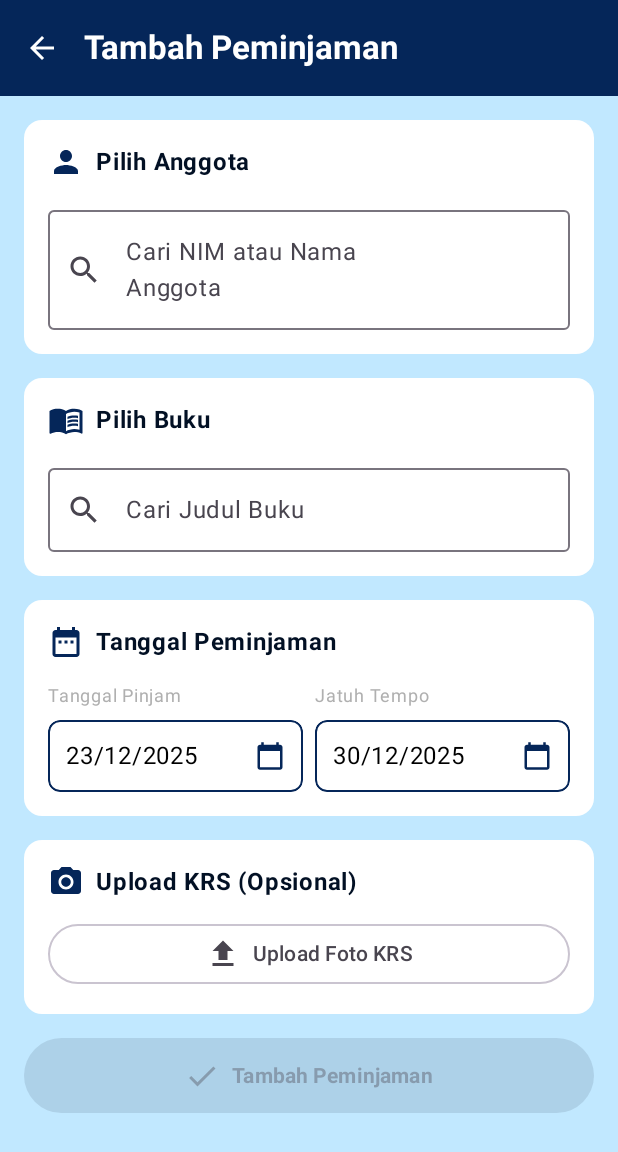
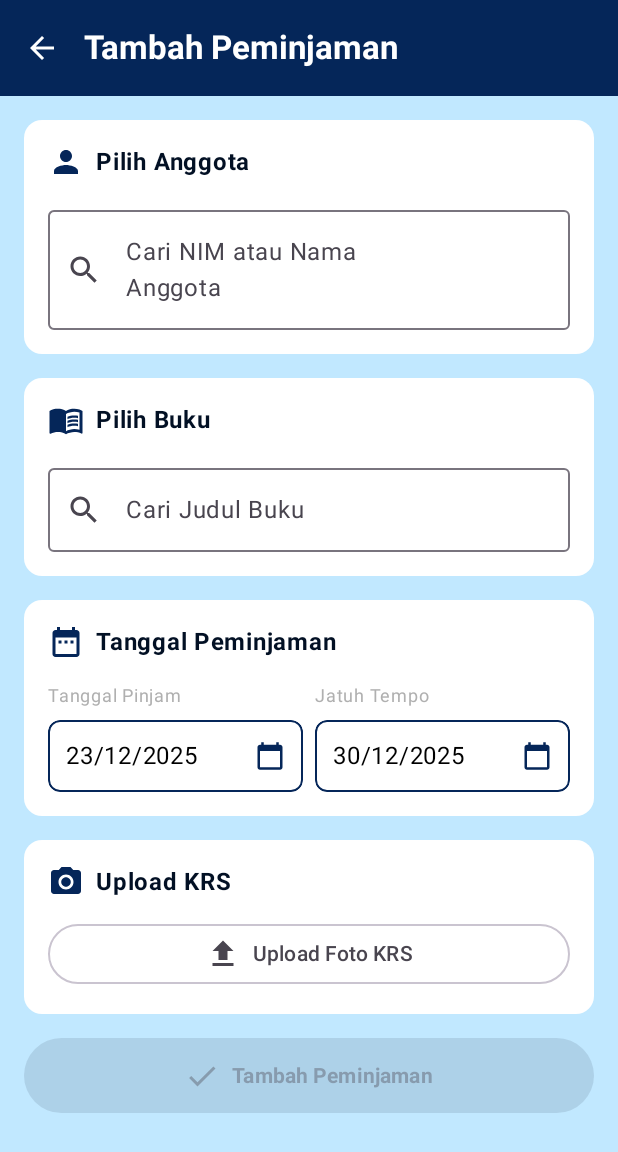
Before and after one commit to watdhill/Andalib_PTB, an Android app built with Jetpack Compose: the composable BorrowingScreen shown on its own in the app's theme, after a tap on "Tambah", on a phone screen of 412 x 824 dp. Shown: the top 1152 px of the screen. Run offline under Robolectric (Android 15) with nearby library versions, the phone set to English and light mode, and no system bars; network calls fail; pictures from the network do not load.

```diff
--- a/app/src/main/java/com/example/andalib/MainActivity.kt
+++ b/app/src/main/java/com/example/andalib/MainActivity.kt
@@ -51,14 +51,14 @@ class MainActivity : ComponentActivity() {
 
         enableEdgeToEdge()
         setContent {
-            // ThemePreferences harus dibuat DI dalam setContent (Composable scope)
+
             val themePrefs = remember { ThemePreferences(applicationContext) }
             val isDark by themePrefs.isDarkTheme.collectAsState(initial = false)
 
             CompositionLocalProvider(
                 LocalThemePreferences provides themePrefs
             ) {
-                // Pakai isDark yang sudah di-collect dari DataStore
+
                 AndalibTheme(
                     dynamicColor = false
                 ) {
@@ -75,7 +75,7 @@ class MainActivity : ComponentActivity() {
                     this,
                     Manifest.permission.POST_NOTIFICATIONS
                 ) == PackageManager.PERMISSION_GRANTED -> {
-                    // already granted
+
                 }
 
                 else -> {
--- a/app/src/main/java/com/example/andalib/data/login/LoginResponse.kt
+++ b/app/src/main/java/com/example/andalib/data/login/LoginResponse.kt
@@ -3,8 +3,8 @@ package com.example.andalib.data.login
 data class LoginResponse(
     val success: Boolean,
     val message: String,
-    val token: String?, // Token ada langsung di root
-    val user: UserInfo? = null // User info dari backend
+    val token: String?,
+    val user: UserInfo? = null
 )
 
 data class UserInfo(
--- a/app/src/main/java/com/example/andalib/data/signup/SignUpResponse.kt
+++ b/app/src/main/java/com/example/andalib/data/signup/SignUpResponse.kt
@@ -3,8 +3,8 @@
 package com.example.andalib.data.signup
 
 data class SignUpResponse(
-    // Backend kita mengirimkan token langsung di root
+
     val message: String,
     val token: String? = null,
-    val success: Boolean = true // Asumsi sukses jika tidak ada error HTTP
+    val success: Boolean = true
 )
--- a/app/src/main/java/com/example/andalib/screen/Borrowing/Borrowing.kt
+++ b/app/src/main/java/com/example/andalib/screen/Borrowing/Borrowing.kt
@@ -75,7 +75,7 @@ data class BukuItem(
     val title: String,
     val author: String,
     val stok: Int,
-    val isbn: String = "",  // ISBN buku
+    val isbn: String = "",
     val kategoriId: Int? = null,
     val kategori: KategoriItem? = null
 )
--- a/app/src/main/java/com/example/andalib/screen/Borrowing/BorrowingScreen.kt
+++ b/app/src/main/java/com/example/andalib/screen/Borrowing/BorrowingScreen.kt
@@ -302,7 +302,6 @@ fun BorrowingScreen(viewModel: BorrowingViewModel = viewModel()) {
 
                 "add", "edit" -> AddEditBorrowingViewNew(
                     isEdit = currentView == "edit",
-                    // Member selection
                     selectedMember = selectedMember,
                     memberSearchQuery = memberSearchQuery,
                     members = members,
@@ -317,7 +316,6 @@ fun BorrowingScreen(viewModel: BorrowingViewModel = viewModel()) {
                         showMemberDropdown = false
                     },
                     onMemberDropdownDismiss = { showMemberDropdown = false },
-                    // Book selection
                     selectedBook = selectedBook,
                     bookSearchQuery = bookSearchQuery,
                     books = books,
@@ -925,7 +923,6 @@ fun AddEditBorrowingViewNew(
     ) { success: Boolean ->
         android.util.Log.d("BorrowingScreen", "Camera result: success=$success, cameraFilePath=$cameraFilePath")
         if (success && cameraFilePath != null) {
-            // Gambar sudah disimpan di file oleh kamera, langsung gunakan path-nya
             android.util.Log.d("BorrowingScreen", "Setting identityPath: $cameraFilePath")
             onIdentityPathChange(cameraFilePath!!)
         }
@@ -1445,14 +1442,12 @@ fun AddEditBorrowingViewNew(
                     Row(verticalAlignment = Alignment.CenterVertically) {
                         Icon(Icons.Default.CameraAlt, contentDescription = null, tint = AndalibDarkBlue)
                         Spacer(modifier = Modifier.width(8.dp))
-                        Text("Upload KRS (Opsional)", fontWeight = FontWeight.Bold, fontSize = 16.sp)
+                        Text("Upload KRS", fontWeight = FontWeight.Bold, fontSize = 16.sp)
                     }
                     Spacer(modifier = Modifier.height(12.dp))
 
                     if (identityPath.isNotEmpty()) {
-                        // Check if it's a local file path (/data/) or a server path (/uploads/)
                         if (identityPath.startsWith("/data/")) {
-                            // Local file - use BitmapFactory
                             val file = File(identityPath)
                             if (file.exists()) {
                                 val bitmap = BitmapFactory.decodeFile(identityPath)
--- a/app/src/main/java/com/example/andalib/screen/Borrowing/BorrowingViewModel.kt
+++ b/app/src/main/java/com/example/andalib/screen/Borrowing/BorrowingViewModel.kt
@@ -27,7 +27,7 @@ class BorrowingViewModel(application: Application) : AndroidViewModel(applicatio
     private val context: Context = application.applicationContext
     private val tokenManager = TokenManager(application)
     private val api: BorrowingApi = createBorrowingService(tokenManager)
-    private val bookDatabase = BookDatabase(context) // Database lokal untuk buku
+    private val bookDatabase = BookDatabase(context)
 
 
     var borrowings by mutableStateOf(emptyList<Borrowing>())
@@ -128,7 +128,6 @@ class BorrowingViewModel(application: Application) : AndroidViewModel(applicatio
                     }
                 }
             } catch (e: Exception) {
-                // Silent fail for members
             }
         }
     }
```
Also changed, not shown: app/src/main/java/com/example/andalib/Utils.kt (+4 -15 lines), app/src/main/java/com/example/andalib/data/network/BorrowingApi.kt (+13 -63 lines), app/src/main/java/com/example/andalib/data/network/RetrofitClient.kt (+0 -17 lines), app/src/main/java/com/example/andalib/navigation/Navigation.kt (+9 -22 lines), app/src/main/java/com/example/andalib/screen/BookScreen.kt (+5 -12 lines), app/src/main/java/com/example/andalib/screen/LoginScreen.kt (+3 -10 lines), app/src/main/java/com/example/andalib/screen/SignUpScreen.kt (+17 -21 lines), app/src/main/java/com/example/andalib/screen/StartScreen.kt (+3 -4 lines), app/src/main/java/com/example/andalib/screen/login/LoginViewModel.kt (+8 -13 lines), app/src/main/java/com/example/andalib/fcm/AndalibMessagingService.kt (line endings or trailing spaces), 3 other files.
